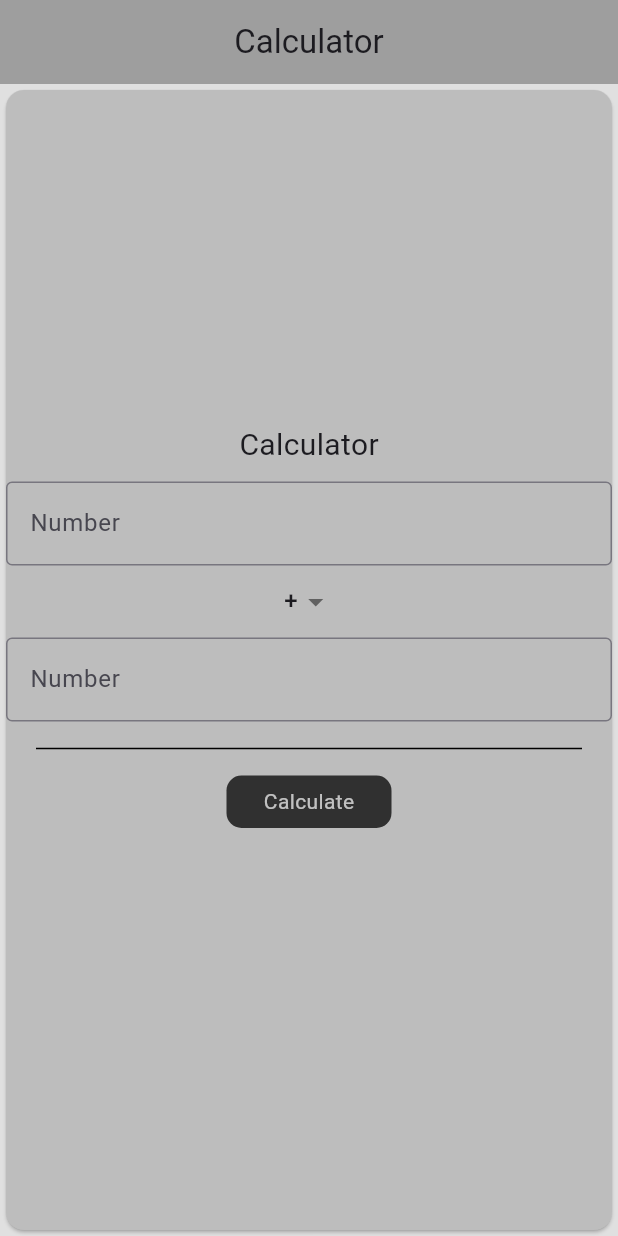
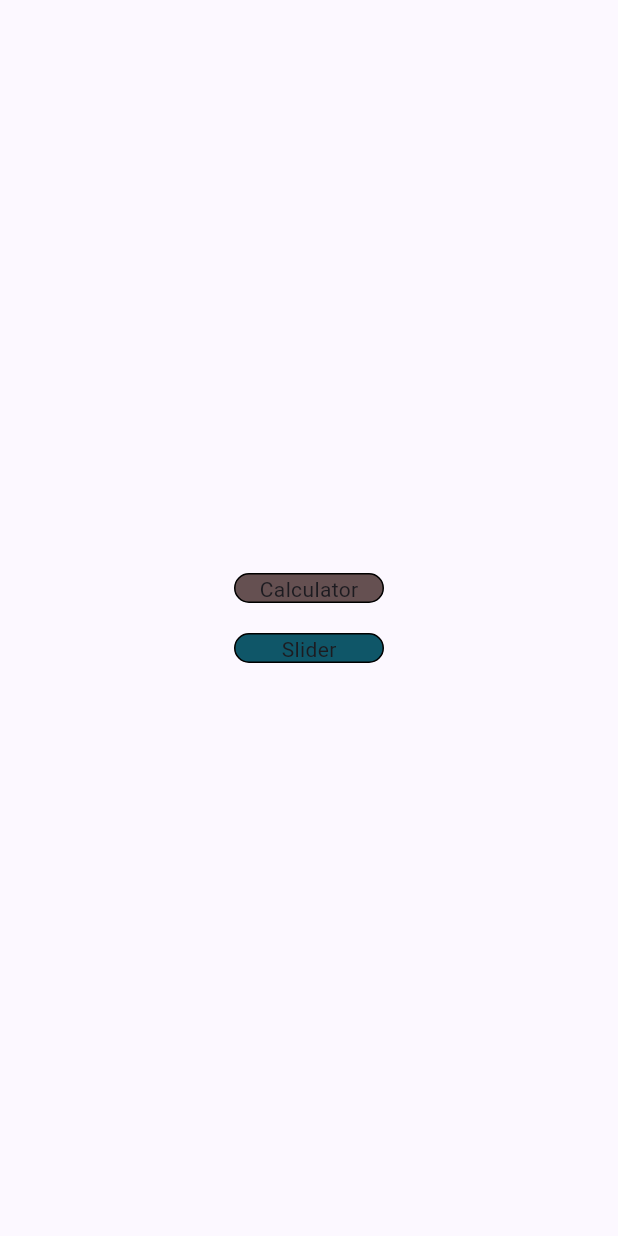
Before and after one commit to danyalshakeel/calculator, a Flutter app: the screen it shows after launch, on a phone screen of 412 x 824 dp. Run offline on Flutter 3.47's test engine with Material 3 defaults, Android fonts, the phone set to English and light mode, and no system bars.

Commit message:
Add State Management

```diff
--- a/lib/main.dart
+++ b/lib/main.dart
@@ -1,3 +1,5 @@
+import 'package:calculator/Provider_Screen/example1_Provider.dart';
+import 'package:calculator/Provider_Screen/example2_Provider.dart';
 import 'package:flutter/material.dart';
 import 'package:provider/provider.dart';
 
@@ -10,8 +12,15 @@ class MyApp extends StatelessWidget {
 
   @override
   Widget build(BuildContext context) {
-    return ChangeNotifierProvider(
-      create: (_) => ResultModel(),
+    return MultiProvider(
+      providers: [
+        ChangeNotifierProvider(
+          create: (_) => ResultModel(),
+        ),
+        ChangeNotifierProvider(
+          create: (_) => Datamodel(),
+        )
+      ],
       child: MaterialApp(
         title: 'Flutter Demo',
         theme: ThemeData(
@@ -19,203 +28,61 @@ class MyApp extends StatelessWidget {
               ColorScheme.fromSeed(seedColor: Color.fromARGB(255, 40, 39, 41)),
           useMaterial3: true,
         ),
-        home: const Calculator(),
+        home: const Screen(),
+        routes: {
+          '/Screen': (context) => Screen(),
+          '/calculator': (context) => const Calculator(),
+          '/slider': (context) => const Slider_example(),
+        },
       ),
     );
   }
 }
 
-class Calculator extends StatelessWidget {
-  const Calculator({super.key});
+class Screen extends StatelessWidget {
+  const Screen({super.key});
 
   @override
   Widget build(BuildContext context) {
+    print("object");
     return Scaffold(
-      backgroundColor: Colors.grey[300],
-      appBar: AppBar(
-        centerTitle: true,
-        backgroundColor: Colors.grey,
-        title: const Text("Calculator"),
-      ),
-      body: Card(
-        color: Colors.grey[400],
+      body: Center(
         child: Column(
           mainAxisAlignment: MainAxisAlignment.center,
+          crossAxisAlignment: CrossAxisAlignment.center,
           children: [
-            const Text(
+            _InkWell(
+              context,
+              const Calculator(),
               "Calculator",
-              style: TextStyle(fontSize: 20),
+              Color.fromARGB(224, 80, 57, 57),
             ),
-            const SizedBox(
-              height: 10,
+            const SizedBox(height: 20),
+            _InkWell(
+              context,
+              const Slider_example(),
+              "Slider",
+              const Color.fromARGB(255, 15, 86, 104),
             ),
-            _TextFieldWidget(),
-            _DropDownWidget(),
-            _TextFieldWidget(isSecondField: true),
-            const SizedBox(
-              height: 10,
-            ),
-            const Divider(
-              thickness: 1,
-              color: Color.fromARGB(255, 0, 0, 0),
-              indent: 20,
-              endIndent: 20,
-            ),
-            const SizedBox(
-              height: 10,
-            ),
-            _ButtonWidget(),
-            const SizedBox(
-              height: 20,
-            ),
-            _ResultWidget(),
           ],
         ),
       ),
     );
   }
-}
 
-class _TextFieldWidget extends StatelessWidget {
-  final bool isSecondField;
-  const _TextFieldWidget({this.isSecondField = false, super.key});
-
-  @override
-  Widget build(BuildContext context) {
-    final model = Provider.of<ResultModel>(context, listen: false);
-    return TextField(
-      controller: isSecondField ? model.controller2 : model.controller1,
-      cursorHeight: 20,
-      cursorColor: Colors.black,
-      style: const TextStyle(
-        fontSize: 16,
-        fontWeight: FontWeight.bold,
-        color: Color.fromARGB(255, 24, 22, 22),
-      ),
-      decoration: const InputDecoration(
-        labelText: 'Number',
-        hintText: "Enter a number",
-        border: OutlineInputBorder(
-          borderSide: BorderSide(color: Color.fromARGB(255, 6, 2, 2)),
-        ),
-      ),
+  Widget _InkWell(BuildContext context, Widget route, String txt, Color clr) {
+    return InkWell(
+      onTap: () {
+        Navigator.push(context, MaterialPageRoute(builder: (context) => route));
+      },
+      child: Container(
+          height: 20,
+          width: 100,
+          decoration: BoxDecoration(
+              color: clr,
+              border: Border.all(color: Color.fromARGB(255, 0, 0, 0)),
+              borderRadius: BorderRadius.circular(10)),
+          child: Center(child: Text(txt))),
     );
   }
 }
-
-class _DropDownWidget extends StatelessWidget {
-  @override
-  Widget build(BuildContext context) {
-    return Consumer<ResultModel>(
-      builder: (context, model, child) {
-        return DropdownButton<String>(
-          dropdownColor: Colors.grey[300],
-          value: model.op,
-          onChanged: (value) {
-            model.setOperator(value!);
-          },
-          items: const [
-            DropdownMenuItem(value: "+", child: Text('+')),
-            DropdownMenuItem(value: "-", child: Text('-')),
-            DropdownMenuItem(value: "*", child: Text('*')),
-            DropdownMenuItem(value: "/", child: Text('/')),
-          ],
-        );
-      },
-    );
-  }
-}
-
-class _ButtonWidget extends StatelessWidget {
-  @override
-  Widget build(BuildContext context) {
-    final model = Provider.of<ResultModel>(context, listen: false);
-    return InkWell(
-      onTap: model.calculate,
-      child: Container(
-        height: 35,
-        width: 110,
-        decoration: BoxDecoration(
-          color: Colors.grey[850],
-          borderRadius: BorderRadius.circular(10),
-        ),
-        child: const Center(
-          child: Text(
-            "Calculate",
-            style: TextStyle(color: Colors.white70),
-          ),
-        ),
-      ),
-    );
-  }
-}
-
-class _ResultWidget extends StatelessWidget {
-  @override
-  Widget build(BuildContext context) {
-    return Consumer<ResultModel>(
-      builder: (context, model, child) {
-        return Text(
-          model.result,
-          style: const TextStyle(
-            fontSize: 18,
-            fontWeight: FontWeight.bold,
-            color: Colors.black54,
-          ),
-        );
-      },
-    );
-  }
-}
-
-class ResultModel with ChangeNotifier {
-  double number1 = 0.0;
-  double number2 = 0.0;
-  String op = '+';
-  String result = '';
-  final TextEditingController controller1 = TextEditingController();
-  final TextEditingController controller2 = TextEditingController();
-
-  void setOperator(String operator) {
-    op = operator;
-    notifyListeners();
-  }
-
-  void calculate() {
-    try {
-      number1 = double.parse(controller1.text);
-      number2 = double.parse(controller2.text);
-    } catch (e) {
-      result = 'Error: Invalid number';
-      notifyListeners();
-      return;
-    }
-
-    if (controller1.text.isNotEmpty &&
-        controller2.text.isNotEmpty &&
-        (op == "+" || op == "-" || op == "*" || op == "/")) {
-      switch (op) {
-        case "+":
-          result = (number1 + number2).toString();
-          break;
-        case "-":
-          result = (number1 - number2).toString();
-          break;
-        case "*":
-          result = (number1 * number2).toString();
-          break;
-        case "/":
-          if (number2 == 0) {
-            result = 'Error: Division by zero';
-          } else {
-            result = (number1 / number2).toString();
-          }
-          break;
-        default:
-          result = 'Error: Invalid operator';
-          break;
-      }
-    }
-    notifyListeners();
-  }
-}
```
Also changed, not shown: lib/Provider_Screen/example1_Provider.dart (added, +197 -0 lines), lib/Provider_Screen/example2_Provider.dart (added, +70 -0 lines).
